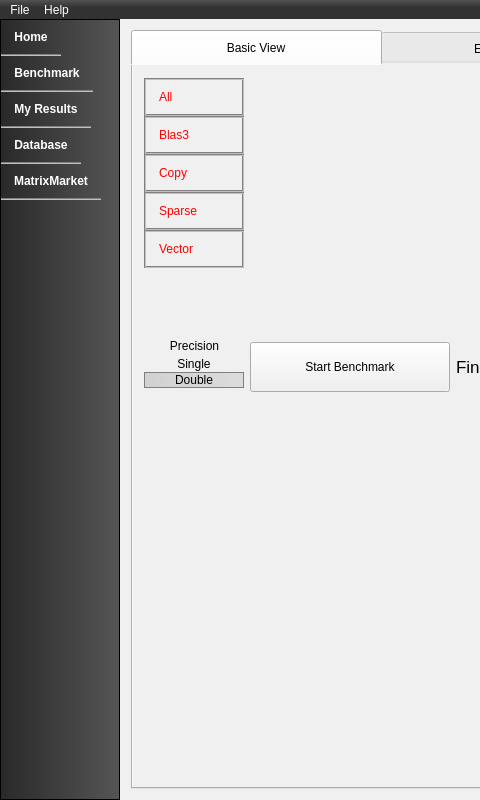
Before: the Qt Designer form src/ui/mainwindow.ui in viennacl/viennaclbench-dev, drawn with Qt 5; both pictures show x 0 to 480 and y 0 to 800 of the 1256 by 800 pixel window.
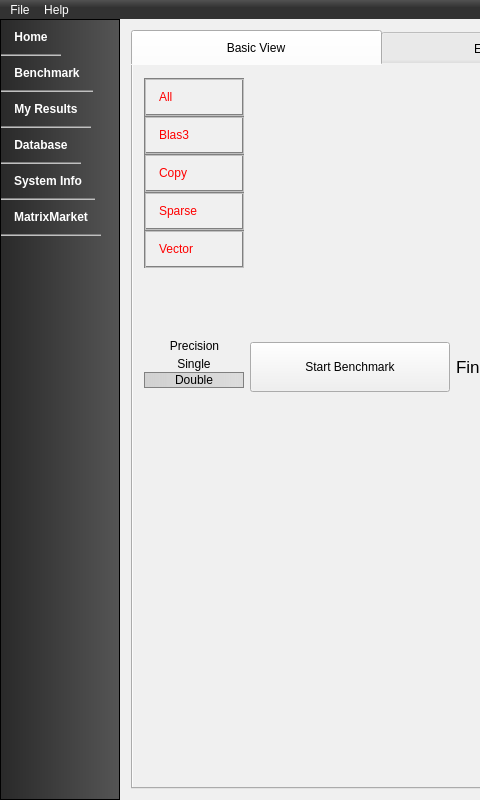
After: the same form once the commit is applied. Icons and pictures are not drawn. Custom widgets are drawn as their Qt base class.

Commit message: Added System Info icon & menu entry

What changed in the file:
```diff
--- a/src/ui/mainwindow.ui
+++ b/src/ui/mainwindow.ui
@@ -192,6 +192,15 @@
            <normaloff>:/icons/icons/db.png</normaloff>:/icons/icons/db.png</iconset>
          </property>
         </item>
+        <item>
+         <property name="text">
+          <string>System Info</string>
+         </property>
+         <property name="icon">
+          <iconset resource="../../resources/icons.qrc">
+           <normaloff>:/icons/icons/systemInfo.png</normaloff>:/icons/icons/systemInfo.png</iconset>
+         </property>
+        </item>
         <item>
          <property name="text">
           <string>MatrixMarket</string>
```
The commit also changes 2 other files.
